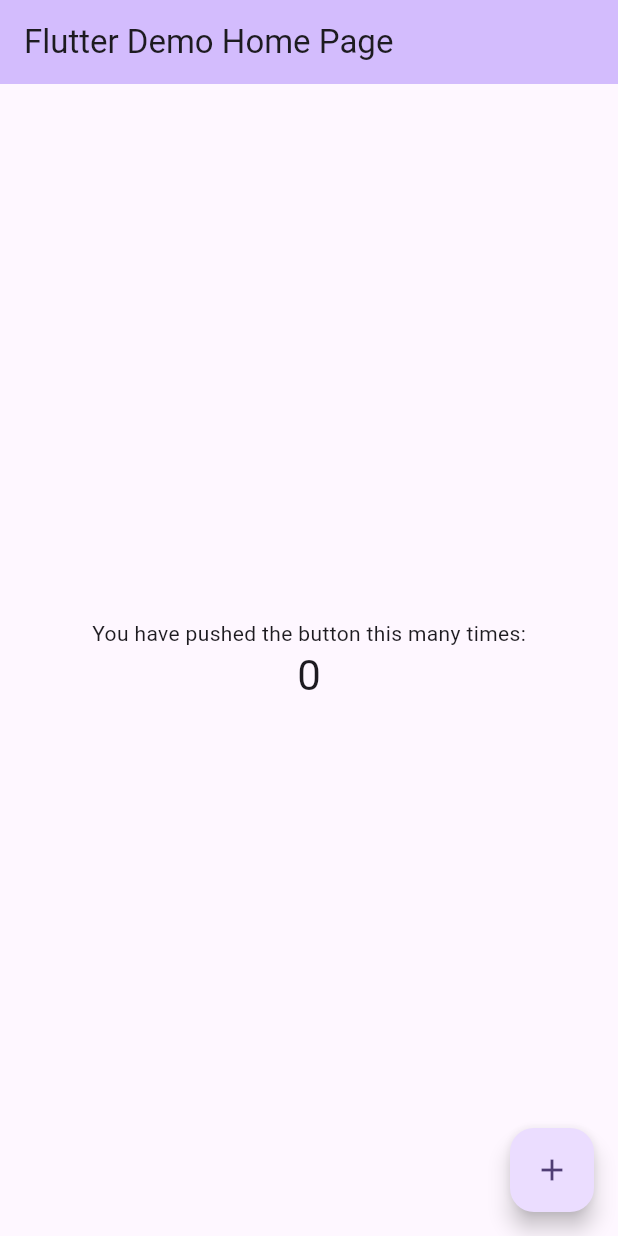
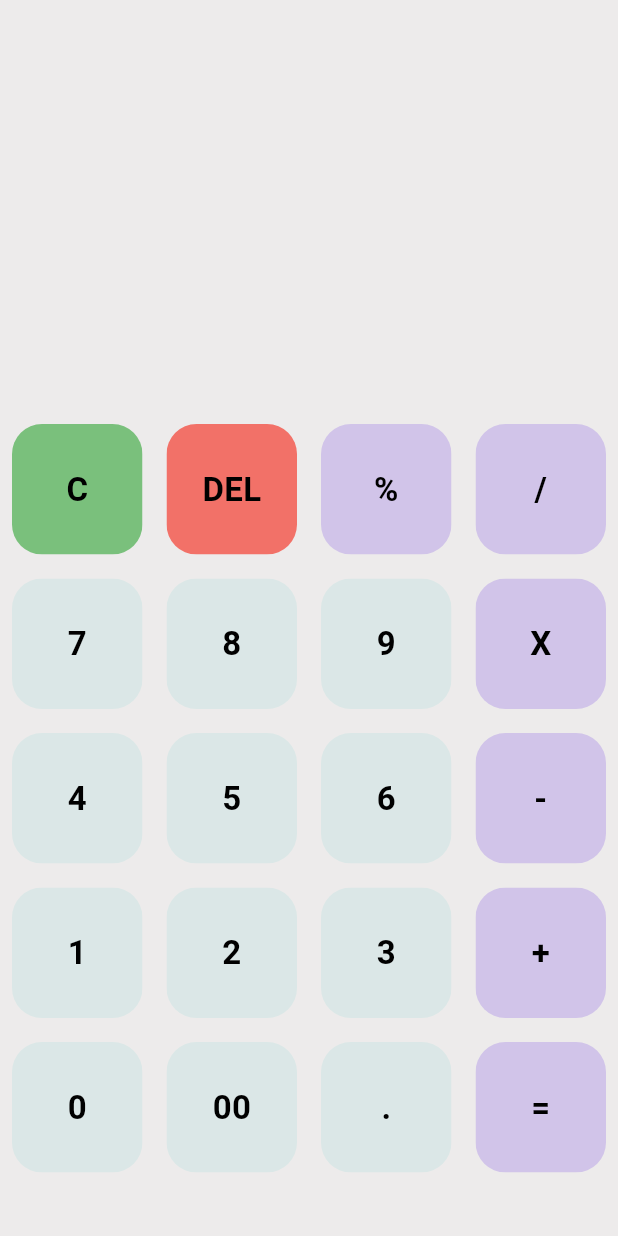
Before and after one commit to 12kishansingh/calculator, a Flutter app: the screen it shows after launch, on a phone screen of 412 x 824 dp. Run offline on Flutter 3.47's test engine with Material 3 defaults, Android fonts, the phone set to English and light mode, and no system bars; Roboto replaces fonts that are missing ().

Commit message:
done with the ui

```diff
--- /dev/null
+++ b/lib/buttons.dart
@@ -0,0 +1,38 @@
+import 'dart:ui';
+
+import 'package:flutter/material.dart';
+
+class Mybutton extends StatelessWidget {
+  const Mybutton(
+      {super.key, this.color, this.textColor, required this.buttonText});
+  final color;
+  final textColor;
+  final String buttonText; // 0 to 9 operationr
+
+  @override
+  Widget build(BuildContext context) {
+    return Padding(
+      padding: const EdgeInsets.all(8.0),
+      child: ClipRRect(
+        borderRadius: BorderRadius.circular(20),
+        child: Container(
+          color: color,
+          child: Center(
+            child: Text(
+              buttonText,
+
+              style: TextStyle(
+                color: textColor,
+                fontFamily: buttonText,
+                fontSize: 22,
+                fontWeight: FontWeight.bold,
+
+              ),
+            ),
+          ),
+        ),
+      ),
+    );
+  }
+
+}
--- a/lib/main.dart
+++ b/lib/main.dart
@@ -1,4 +1,6 @@
+import 'package:calculator/buttons.dart';
 import 'package:flutter/material.dart';
+import 'package:flutter/widgets.dart';
 
 void main() {
   runApp(const MyApp());
@@ -7,119 +9,95 @@ void main() {
 class MyApp extends StatelessWidget {
   const MyApp({super.key});
 
-  // This widget is the root of your application.
   @override
   Widget build(BuildContext context) {
     return MaterialApp(
-      title: 'Flutter Demo',
-      theme: ThemeData(
-        // This is the theme of your application.
-        //
-        // TRY THIS: Try running your application with "flutter run". You'll see
-        // the application has a purple toolbar. Then, without quitting the app,
-        // try changing the seedColor in the colorScheme below to Colors.green
-        // and then invoke "hot reload" (save your changes or press the "hot
-        // reload" button in a Flutter-supported IDE, or press "r" if you used
-        // the command line to start the app).
-        //
-        // Notice that the counter didn't reset back to zero; the application
-        // state is not lost during the reload. To reset the state, use hot
-        // restart instead.
-        //
-        // This works for code too, not just values: Most code changes can be
-        // tested with just a hot reload.
-        colorScheme: ColorScheme.fromSeed(seedColor: Colors.deepPurple),
-        useMaterial3: true,
-      ),
-      home: const MyHomePage(title: 'Flutter Demo Home Page'),
+      debugShowCheckedModeBanner: false,
+      home: HomePage(),
     );
   }
 }
 
-class MyHomePage extends StatefulWidget {
-  const MyHomePage({super.key, required this.title});
-
-  // This widget is the home page of your application. It is stateful, meaning
-  // that it has a State object (defined below) that contains fields that affect
-  // how it looks.
-
-  // This class is the configuration for the state. It holds the values (in this
-  // case the title) provided by the parent (in this case the App widget) and
-  // used by the build method of the State. Fields in a Widget subclass are
-  // always marked "final".
-
-  final String title;
-
+class HomePage extends StatefulWidget {
   @override
-  State<MyHomePage> createState() => _MyHomePageState();
+  _HomePageState createState() => _HomePageState();
 }
 
-class _MyHomePageState extends State<MyHomePage> {
-  int _counter = 0;
-
-  void _incrementCounter() {
-    setState(() {
-      // This call to setState tells the Flutter framework that something has
-      // changed in this State, which causes it to rerun the build method below
-      // so that the display can reflect the updated values. If we changed
-      // _counter without calling setState(), then the build method would not be
-      // called again, and so nothing would appear to happen.
-      _counter++;
-    });
-  }
-
+class _HomePageState extends State<HomePage> {
+  final List<String> buttons = [
+    'C',
+    'DEL',
+    '%',
+    '/',
+    '7',
+    '8',
+    '9',
+    'X',
+    '4',
+    '5',
+    '6',
+    '-',
+    '1',
+    '2',
+    '3',
+    '+',
+    '0',
+    '00',
+    '.',
+    '='
+  ];
   @override
   Widget build(BuildContext context) {
-    // This method is rerun every time setState is called, for instance as done
-    // by the _incrementCounter method above.
-    //
-    // The Flutter framework has been optimized to make rerunning build methods
-    // fast, so that you can just rebuild anything that needs updating rather
-    // than having to individually change instances of widgets.
     return Scaffold(
-      appBar: AppBar(
-        // TRY THIS: Try changing the color here to a specific color (to
-        // Colors.amber, perhaps?) and trigger a hot reload to see the AppBar
-        // change color while the other colors stay the same.
-        backgroundColor: Theme.of(context).colorScheme.inversePrimary,
-        // Here we take the value from the MyHomePage object that was created by
-        // the App.build method, and use it to set our appbar title.
-        title: Text(widget.title),
+      backgroundColor: Color.fromARGB(255, 237, 235, 235),
+      body: Column(
+        children: <Widget>[
+          Expanded(
+            child: Container(),
+          ),
+          Expanded(
+            flex: 2,
+            child: Container(
+              //color: Colors.deepPurple,
+              child: GridView.builder(
+                itemCount: buttons.length,
+                gridDelegate: SliverGridDelegateWithFixedCrossAxisCount(
+                    crossAxisCount: 4),
+                itemBuilder: (
+                  BuildContext context,
+                  int index,
+                ) {
+                  if(index==0){
+                    return Mybutton(
+                    buttonText:buttons[index],
+                    color:Color.fromARGB(182, 76, 175, 79),
+                    textColor: Color.fromARGB(255, 0, 0, 0),
+                  );
+                  }
+                  else if(index==1){
+                    return Mybutton(
+                    buttonText:buttons[index],
+                    color:Color.fromARGB(185, 244, 67, 54),
+                    textColor: Color.fromARGB(255, 0, 0, 0),
+                  );
+                  }
+                  return Mybutton(
+                    buttonText:buttons[index],
+                    color:isOperator(buttons[index])? Colors.deepPurple[100]:Color.fromARGB(77, 176, 223, 221),
+                    textColor: Color.fromARGB(255, 0, 0, 0),
+                  );
+                },
+              ),
+            ),
+          ),
+        ],
       ),
-      body: Center(
-        // Center is a layout widget. It takes a single child and positions it
-        // in the middle of the parent.
-        child: Column(
-          // Column is also a layout widget. It takes a list of children and
-          // arranges them vertically. By default, it sizes itself to fit its
-          // children horizontally, and tries to be as tall as its parent.
-          //
-          // Column has various properties to control how it sizes itself and
-          // how it positions its children. Here we use mainAxisAlignment to
-          // center the children vertically; the main axis here is the vertical
-          // axis because Columns are vertical (the cross axis would be
-          // horizontal).
-          //
-          // TRY THIS: Invoke "debug painting" (choose the "Toggle Debug Paint"
-          // action in the IDE, or press "p" in the console), to see the
-          // wireframe for each widget.
-          mainAxisAlignment: MainAxisAlignment.center,
-          children: <Widget>[
-            const Text(
-              'You have pushed the button this many times:',
-            ),
-            Text(
-              '$_counter',
-              style: Theme.of(context).textTheme.headlineMedium,
-            ),
-          ],
-        ),
-      ),
-      floatingActionButton: FloatingActionButton(
-        onPressed: _incrementCounter,
-        tooltip: 'Increment',
-        child: const Icon(Icons.add),
-      ), // This trailing comma makes auto-formatting nicer for build methods.
     );
   }
+  bool isOperator(String x){
+    if(x=='/'|| x=='X'|| x=='-'||x=='+'||x=='='|| x=='%'){
+      return true;
+    }
+    return false;
+  }
 }
```
